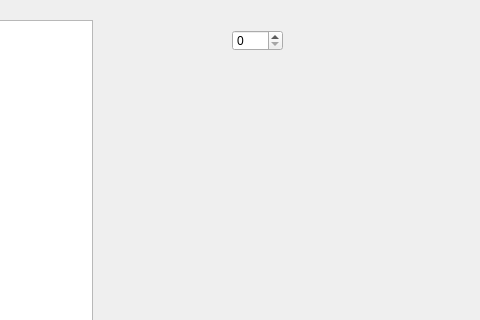
The window that TEST0136.ui (XOOIOOX/TEST-0136) describes before a commit, drawn with Qt 5; both pictures show x 408 to 888 and y 0 to 320 of the 888 by 440 pixel window.
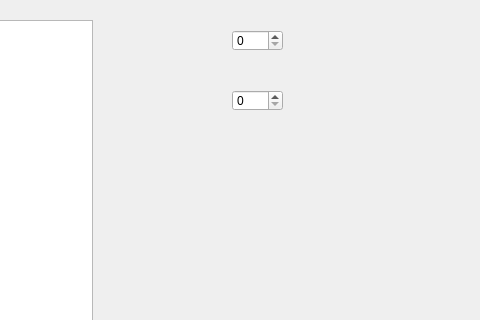
The same window after the commit.

Commit message: Загружаем данные

What changed in the file:
```diff
--- a/TEST0136.ui
+++ b/TEST0136.ui
@@ -34,6 +34,16 @@
      </rect>
     </property>
    </widget>
+   <widget class="QSpinBox" name="groupSelectSpin">
+    <property name="geometry">
+     <rect>
+      <x>640</x>
+      <y>90</y>
+      <width>51</width>
+      <height>21</height>
+     </rect>
+    </property>
+   </widget>
   </widget>
  </widget>
  <layoutdefault spacing="6" margin="11"/>
```
The commit also changes 2 other files.
